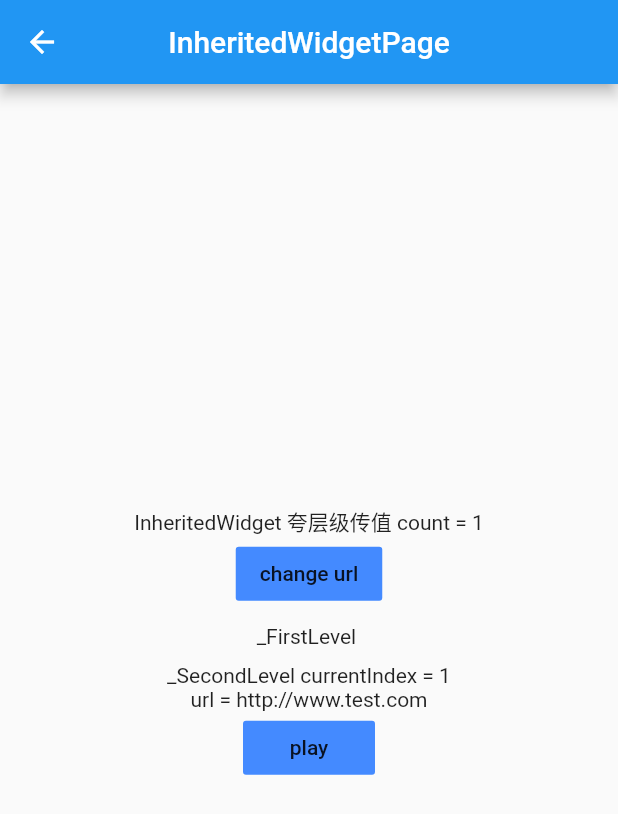
After one commit to BestYun/flutter_study, a Flutter app: the InheritedWidgetPage screen opened directly, after a tap on "change url", after a tap on "play", on a phone screen of 412 x 824 dp. The commit adds this screen. Shown: the top 814 px of the screen. Run offline on Flutter 3.47's test engine with Material 2 defaults, Android fonts, the phone set to English and light mode, and no system bars; our stand-ins replace connectivity, dio, fluttertoast; generated files the repository leaves out were written again; statements that could not run were skipped.

Commit message:
InheritedWidget 跨层级传数据

```diff
--- a/lib/pages/first.dart
+++ b/lib/pages/first.dart
@@ -1,5 +1,6 @@
 import 'package:flutter/material.dart';
 import 'package:flutter_study/model/list_item.dart';
+import 'package:flutter_study/pages/other/inherited_widget.dart';
 
 import 'package:flutter_study/pages/overlay_widget.dart';
 import 'package:flutter_study/pages/widgets/about_dialog.dart';
@@ -49,6 +50,14 @@ class _FirstPageState extends State<FirstPage>
         title: "AlertDialogPage",
         page: AlertDialogPage(title: "AlertDialog"),
       ),
+      ListItemData(
+        title: "AlertDialogPage",
+        page: AlertDialogPage(title: "AlertDialog"),
+      ),
+      ListItemData(
+        title: "InheritedWidgetPage",
+        page: InheritedWidgetPage(title: "InheritedWidgetPage"),
+      ),
     ];
 
     LogUtil.v("first page = " + 100.adapter().toString());
--- /dev/null
+++ b/lib/pages/other/inherited_widget.dart
@@ -0,0 +1,142 @@
+import 'package:flutter/material.dart';
+
+typedef NextPlay = void Function(int);
+
+class InheritedWidgetPage extends StatefulWidget {
+  final String title;
+  InheritedWidgetPage({this.title});
+
+  @override
+  _InheritedWidgetPageState createState() => _InheritedWidgetPageState();
+}
+
+class _InheritedWidgetPageState extends State<InheritedWidgetPage> {
+  String url = "http://www.baidu.com";
+  int count;
+
+  @override
+  void initState() {
+    super.initState();
+  }
+
+  @override
+  Widget build(BuildContext context) {
+    return Scaffold(
+      appBar: AppBar(
+        centerTitle: true,
+        title: Text(widget.title),
+      ),
+      body: Container(
+        width: double.infinity,
+        child: Column(
+          mainAxisAlignment: MainAxisAlignment.center,
+          crossAxisAlignment: CrossAxisAlignment.center,
+          children: <Widget>[
+            Text("InheritedWidget 夸层级传值 count = $count"),
+            Container(
+              child: FlatButton(
+                color: Colors.blueAccent,
+                child: Text("change url"),
+                onPressed: () {
+                  setState(() {
+                    url = url == "http://www.test.com"
+                        ? "http://api.test.com"
+                        : "http://www.test.com";
+                  });
+                },
+              ),
+            ),
+            Container(
+              margin: EdgeInsets.all(10),
+              child: MyInheritedWidget(
+                child: _FirstLevel(),
+                url: url,
+                nextPlay: (int index) {
+                  print("nextPlay = " + index.toString());
+                  setState(() {
+                    count = index;
+                  });
+                },
+              ),
+            ),
+          ],
+        ),
+      ),
+    );
+  }
+}
+
+class _FirstLevel extends StatelessWidget {
+  @override
+  Widget build(BuildContext context) {
+    return Container(
+      child: Column(
+        children: <Widget>[
+          Text("_FirstLevel "),
+          Container(
+            margin: EdgeInsets.all(10),
+            child: _SecondLelveWidget(),
+          ),
+        ],
+      ),
+    );
+  }
+}
+
+class _SecondLelveWidget extends StatefulWidget {
+  @override
+  __SecondLelveWidgetState createState() => __SecondLelveWidgetState();
+}
+
+class __SecondLelveWidgetState extends State<_SecondLelveWidget> {
+  int currentIndex = 0;
+
+  @override
+  void didChangeDependencies() {
+    super.didChangeDependencies();
+    print("__SecondLelveWidgetState didChangeDependencies");
+  }
+
+  @override
+  Widget build(BuildContext context) {
+    final myInheritedWidget = MyInheritedWidget.of(context);
+
+    return Container(
+      child: Column(
+        children: <Widget>[
+          Text("_SecondLevel currentIndex = " + currentIndex.toString()),
+          Text("url = " + myInheritedWidget.url),
+          FlatButton(
+            color: Colors.blueAccent,
+            child: Text("play"),
+            onPressed: () {
+              setState(() {
+                currentIndex += 1;
+              });
+              myInheritedWidget.nextPlay(currentIndex);
+            },
+          ),
+        ],
+      ),
+    );
+  }
+}
+
+class MyInheritedWidget extends InheritedWidget {
+  final String url;
+  final NextPlay nextPlay;
+
+  const MyInheritedWidget({this.url, this.nextPlay, Widget child})
+      : super(child: child);
+
+  /// 定义一个便捷方法，方便子树中的widget获取共享数据
+  static MyInheritedWidget of(BuildContext context) {
+    return context.dependOnInheritedWidgetOfExactType<MyInheritedWidget>();
+  }
+
+  //该回调决定当data发生变化时，是否通知子树中依赖data的widget
+
+  @override
+  bool updateShouldNotify(MyInheritedWidget old) =>
+      nextPlay != old.nextPlay || url != old.url;
+}
```
Also changed, not shown: pubspec.lock, 2 other files.
